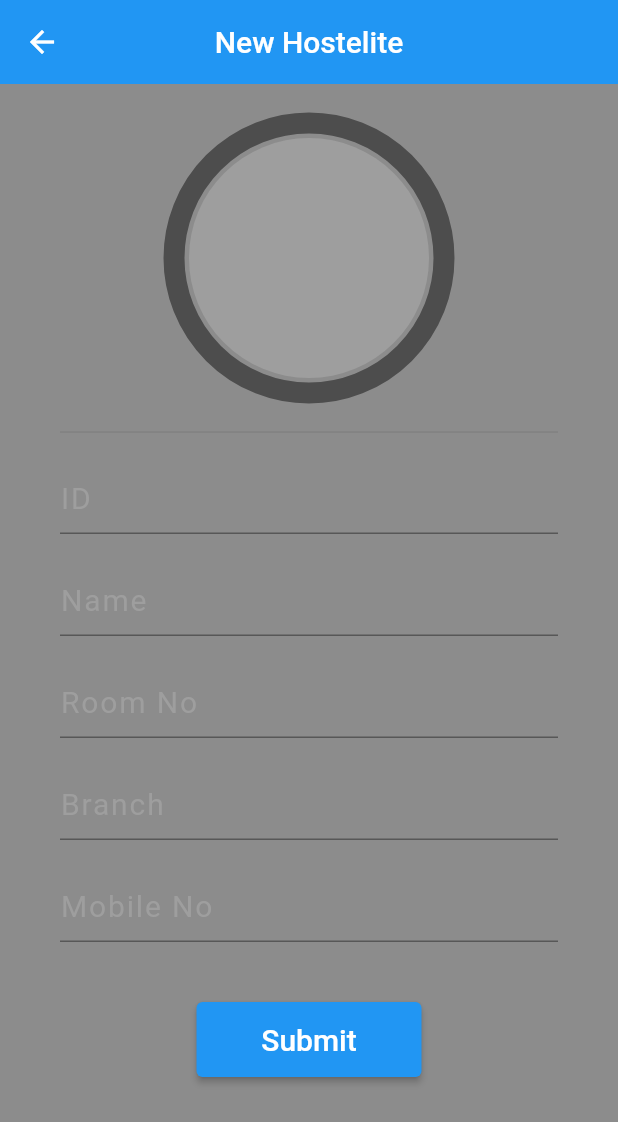
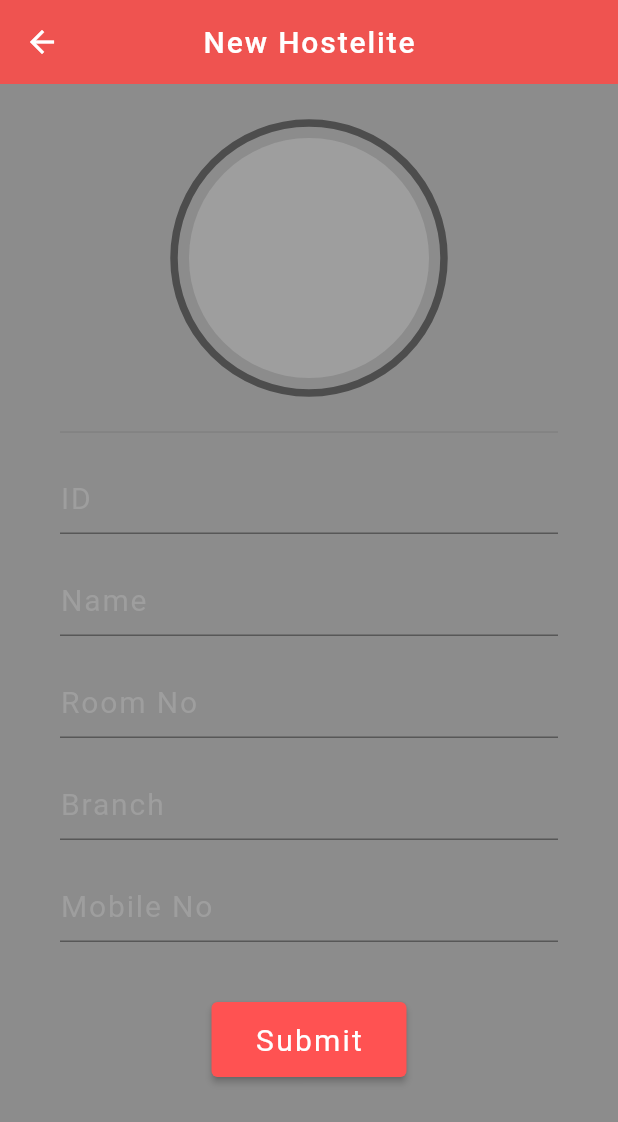
Before and after one commit to ManishModak/Project-Based-Learning-Year-2023, a Flutter app: the Menu screen opened by its route, after a tap on "New Hostelite", on a phone screen of 412 x 824 dp. Shown: the top 1122 px of the screen. Run offline on Flutter 3.47's test engine with Material 2 defaults, Android fonts, the phone set to English and light mode, and no system bars; our stand-ins replace camera, cloud_firestore, firebase_auth, firebase_core, firebase_storage, flutter_spinkit and 1 more; accounts and stored records are empty.

Commit message:
New UI Changes Are here Lesgooo!!

```diff
--- a/lib/main.dart
+++ b/lib/main.dart
@@ -11,7 +11,7 @@ void main() async {
   await Firebase.initializeApp();
 
   runApp(MaterialApp(
-    initialRoute: '/newStudent', // Set the initial route to '/login'
+    initialRoute: '/menu', // Set the initial route to '/login'
     routes: {
       // Route for the loading page
       '/home': (context) => const Home(), // Route for the home page
--- a/lib/pages/login_page.dart
+++ b/lib/pages/login_page.dart
@@ -39,7 +39,7 @@ class _LoginState extends State<Login> {
                 "MAT SECURITY" ,
                 style: TextStyle(
                   letterSpacing: 1.5,
-                  color: Colors.white,
+                  color: Colors.greenAccent,
                   fontSize: 30.0,
                   fontWeight: FontWeight.w400,
                 ),
@@ -76,12 +76,15 @@ class _LoginState extends State<Login> {
                   Expanded(
                     flex: 1,
                     child: ElevatedButton(
-                      style: ElevatedButton.styleFrom(),
+                      style: ElevatedButton.styleFrom(
+                        backgroundColor: Colors.redAccent
+                      ),
                       child: const Text(
                         'LOGIN',
                         style: TextStyle(
                           color: Colors.white,
                           fontSize: 20.0,
+                          fontWeight: FontWeight.w400
                         ),
                       ),
                       onPressed: () async{
@@ -106,7 +109,9 @@ class _LoginState extends State<Login> {
                   Expanded(
                     flex: 1,
                     child: ElevatedButton(
-                      style: ElevatedButton.styleFrom(),
+                      style: ElevatedButton.styleFrom(
+                        backgroundColor: Colors.redAccent
+                      ),
                       onPressed: () async {
                         if(_formKey.currentState!.validate()){
                           setState(() => loading = true);
@@ -128,6 +133,7 @@ class _LoginState extends State<Login> {
                         style: TextStyle(
                           color: Colors.white,
                           fontSize: 20.0,
+                          fontWeight: FontWeight.w400
                         ),
                       ),
                     ),
--- a/lib/pages/menu_page.dart
+++ b/lib/pages/menu_page.dart
@@ -11,17 +11,25 @@ class _MenuState extends State<Menu>  {
 
   @override
   Widget build(BuildContext context)  {
-    return Scaffold(
+    return SafeArea(
+      child: Scaffold(
+        backgroundColor: Colors.black12,
         appBar: AppBar(
-        backgroundColor: Colors.black87,
-        title: const Text("Menu"),
+          backgroundColor: Colors.green[400],
+          title: const Text(
+              "Menu",
+            style: TextStyle(
+              letterSpacing: 1.25
+            ),
+          ),
           centerTitle: true,
           elevation: 0,
         ),
         body: Column(
           children: [
+            const SizedBox(height: 10),
             Card(
-            color: Colors.black87,
+              color: Colors.redAccent,
               child: ListTile(
                 onTap: (){},
                 title: const Center(
@@ -35,7 +43,7 @@ class _MenuState extends State<Menu>  {
               ),
             ),
             Card(
-            color: Colors.black87,
+              color: Colors.redAccent,
               child: ListTile(
                 onTap: (){
                   Navigator.pushNamed(context, "/newStudent");
@@ -51,7 +59,7 @@ class _MenuState extends State<Menu>  {
               ),
             ),
             Card(
-            color: Colors.black87,
+              color: Colors.redAccent,
               child: ListTile(
                 onTap: (){},
                 title: const Center(
@@ -65,7 +73,7 @@ class _MenuState extends State<Menu>  {
               ),
             ),
             Card(
-            color: Colors.black87,
+              color: Colors.redAccent,
               child: ListTile(
                 onTap: (){},
                 title: const Center(
@@ -80,6 +88,7 @@ class _MenuState extends State<Menu>  {
             ),
           ],
         ),
+      ),
     );
   }
 }
--- a/lib/pages/new_hostelite_page.dart
+++ b/lib/pages/new_hostelite_page.dart
@@ -53,10 +53,15 @@ void _submitForm() async {
 
 @override
 Widget build(BuildContext context) {
-    return Scaffold(
+    return SafeArea(
+      child: Scaffold(
         backgroundColor: Colors.black45,
         appBar: AppBar(
-        title: const Text("New Hostelite"),
+          backgroundColor: Colors.red[400],
+          title: const Text(
+              "New Hostelite",
+            style: TextStyle(letterSpacing: 1.25),
+          ),
           centerTitle: true,
           elevation: 0,
         ),
@@ -75,8 +80,8 @@ Widget build(BuildContext context) {
                         child: CircularProgressIndicator(
                           value: percentage,
                           backgroundColor: Colors.black45,
-                        strokeWidth: 14,
-                        valueColor: const AlwaysStoppedAnimation<Color>(Colors.green),
+                          strokeWidth: 5,
+                          valueColor: const AlwaysStoppedAnimation<Color>(Colors.greenAccent),
                         ),
                       ),
                       CupertinoButton(
@@ -172,13 +177,16 @@ Widget build(BuildContext context) {
                 ElevatedButton(
                   onPressed: _submitForm ,
                   style: ButtonStyle(
-                  minimumSize: MaterialStateProperty.all<Size>(const Size(150, 50)),
+                    backgroundColor: MaterialStateProperty.all<Color?>(Colors.redAccent),
+                    minimumSize: MaterialStateProperty.all<Size>(const Size(130, 50)),
                   ),
                   child: const Text(
                     "Submit",
                     style: TextStyle(
                       fontSize: 20,
-                    color: Colors.white
+                      color: Colors.white,
+                      fontWeight: FontWeight.w400,
+                      letterSpacing: 1.5
                     ),
                   ),
                 ),
@@ -186,6 +194,7 @@ Widget build(BuildContext context) {
             ),
           ),
         )
+      ),
     );
   }
 }
--- a/lib/services/auth.dart
+++ b/lib/services/auth.dart
@@ -25,7 +25,7 @@ class AuthService {
       User? user = result.user ;
       return _adminFromFirebaseUser(user!) ;
     }catch(e) {
-      print(e.toString());
+      // print(e.toString());
       return null ;
     }
   }
--- a/pubspec.yaml
+++ b/pubspec.yaml
@@ -30,8 +30,8 @@ environment:
 dependencies:
   flutter:
     sdk: flutter
-  provider: ^5.0.0
-  intl: ^0.17.0
+  provider: ^6.0.5
+  intl: ^0.18.1
 
 
   # The following adds the Cupertino Icons font to your application.
```
Also changed, not shown: pubspec.lock. Lines whose indentation alone changed are shown as unchanged.
